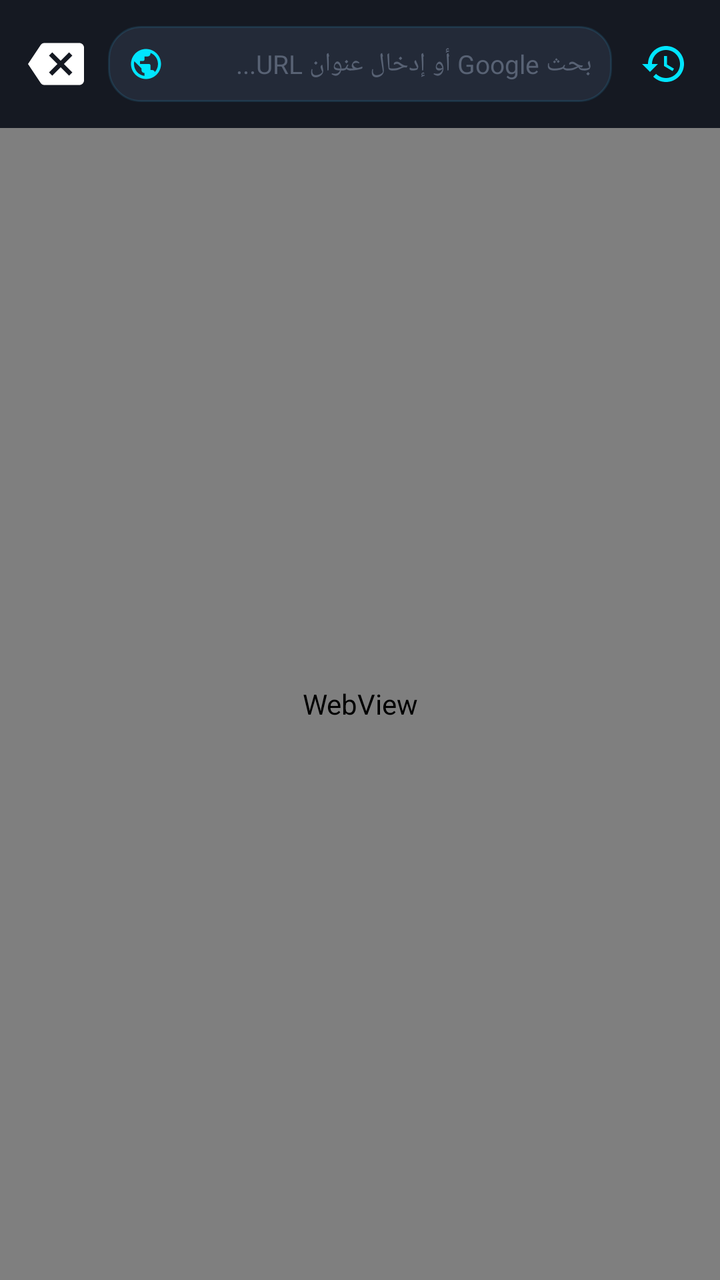
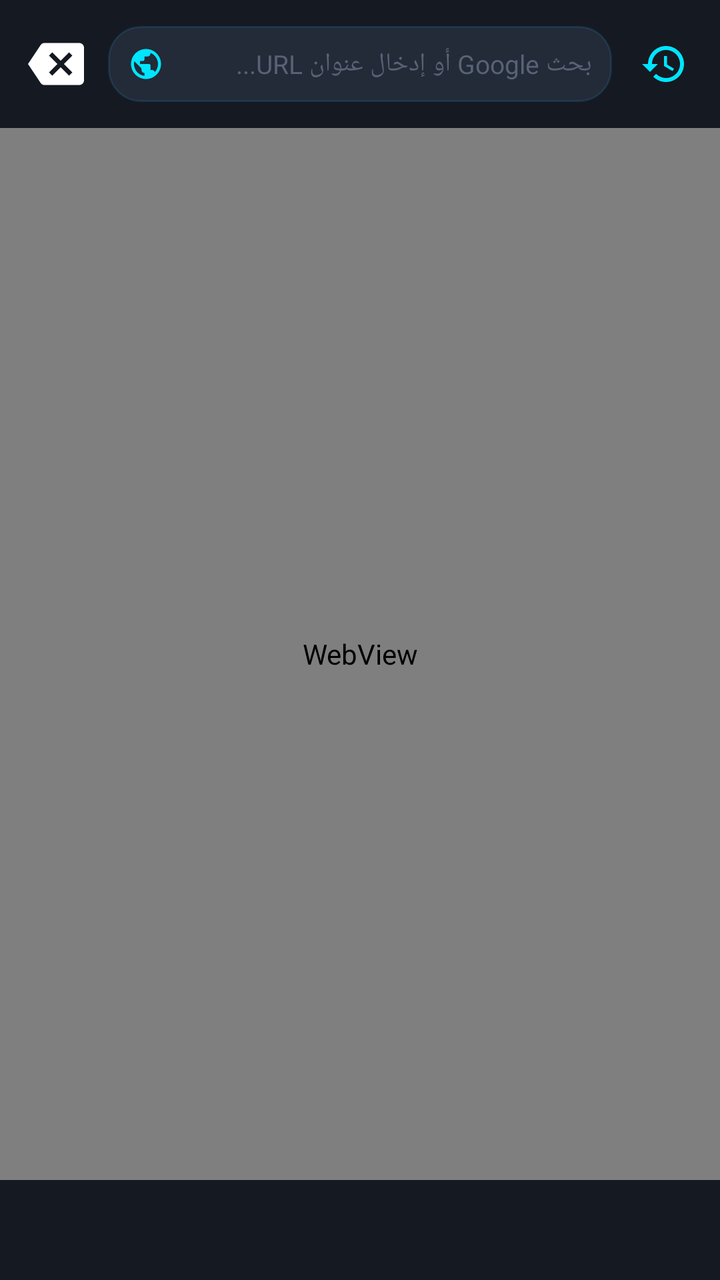

Compare the two renders of this Android layout. The source of the first and the diff that turns it into the second are given below.
<!-- AndroidManifest.xml: application theme Theme.SecretCamera -->
<!-- res/layout/activity_secret_browser.xml -->
<?xml version="1.0" encoding="utf-8"?>
<LinearLayout xmlns:android="http://schemas.android.com/apk/res/android"
    xmlns:app="http://schemas.android.com/apk/res-auto"
    xmlns:tools="http://schemas.android.com/tools"
    android:layout_width="match_parent"
    android:layout_height="match_parent"
    android:background="@color/vault_bg_dark"
    android:orientation="vertical">

    
    <LinearLayout
        android:layout_width="match_parent"
        android:layout_height="?attr/actionBarSize"
        android:background="@color/vault_surface_dark"
        android:gravity="center_vertical"
        android:orientation="horizontal"
        android:paddingHorizontal="8dp">

        <ImageButton
            android:id="@+id/btnBrowserClose"
            android:layout_width="40dp"
            android:layout_height="40dp"
            android:background="?attr/selectableItemBackgroundBorderless"
            android:contentDescription="Close"
            android:src="@drawable/ic_backspace"
            app:tint="@color/text_primary" />

        <LinearLayout
            android:layout_width="0dp"
            android:layout_height="38dp"
            android:layout_marginHorizontal="6dp"
            android:layout_weight="1"
            android:background="@drawable/bg_card_vault"
            android:gravity="center_vertical"
            android:orientation="horizontal"
            android:paddingHorizontal="10dp">

            <ImageView
                android:layout_width="18dp"
                android:layout_height="18dp"
                android:src="@drawable/ic_globe"
                app:tint="@color/vault_accent_cyan" />

            <EditText
                android:id="@+id/etBrowserUrl"
                android:layout_width="match_parent"
                android:layout_height="match_parent"
                android:layout_marginStart="8dp"
                android:background="@null"
                android:hint="بحث Google أو إدخال عنوان URL..."
                android:imeOptions="actionGo"
                android:inputType="textUri"
                android:maxLines="1"
                android:textColor="@color/text_primary"
                android:textColorHint="@color/text_disabled"
                android:textSize="13sp" />
        </LinearLayout>

        <ImageButton
            android:id="@+id/btnBrowserRefresh"
            android:layout_width="40dp"
            android:layout_height="40dp"
            android:background="?attr/selectableItemBackgroundBorderless"
            android:contentDescription="Refresh"
            android:src="@drawable/ic_restore"
            app:tint="@color/vault_accent_cyan" />

    </LinearLayout>

    
    <ProgressBar
        android:id="@+id/browserProgressBar"
        style="?android:attr/progressBarStyleHorizontal"
        android:layout_width="match_parent"
        android:layout_height="3dp"
        android:max="100"
        android:progressTint="@color/vault_accent_cyan"
        android:visibility="gone" />

    
    <WebView
        android:id="@+id/secretWebView"
        android:layout_width="match_parent"
        android:layout_height="match_parent" />

</LinearLayout>
<!-- resources referenced by this layout -->
<resources>
  <color name="text_disabled">#586274</color>
  <color name="text_primary">#FFFFFF</color>
  <color name="vault_accent_cyan">#00E5FF</color>
  <color name="vault_bg_dark">#0B0E14</color>
  <color name="vault_surface_dark">#151922</color>
  <!-- drawable bg_card_vault (drawable) -->
  <?xml version="1.0" encoding="utf-8"?>
  <shape xmlns:android="http://schemas.android.com/apk/res/android"
      android:shape="rectangle">
      <corners android:radius="16dp" />
      <solid android:color="@color/vault_card" />
      <stroke
          android:width="1dp"
          android:color="#2238BDF8" />
  </shape>
  <!-- drawable ic_backspace (drawable) -->
  <vector xmlns:android="http://schemas.android.com/apk/res/android"
      android:width="28dp"
      android:height="28dp"
      android:viewportWidth="24"
      android:viewportHeight="24">
      <path
          android:fillColor="#9DA8B6"
          android:pathData="M22,3H7c-0.69,0 -1.23,0.35 -1.59,0.88L0,12l5.41,8.11c0.36,0.53 0.9,0.89 1.59,0.89h15c1.1,0 2,-0.9 2,-2V5c0,-1.1 -0.9,-2 -2,-2zm-3,12.59L17.59,17 14,13.41 10.41,17 9,15.59 12.59,12 9,8.41 10.41,7 14,10.59 17.59,7 19,8.41 15.41,12 19,15.59z" />
  </vector>
  <!-- drawable ic_globe (drawable) -->
  <vector xmlns:android="http://schemas.android.com/apk/res/android"
      android:width="24dp"
      android:height="24dp"
      android:viewportWidth="24"
      android:viewportHeight="24">
      <path
          android:fillColor="#FFFFFFFF"
          android:pathData="M12,2C6.48,2 2,6.48 2,12s4.48,10 10,10 10,-4.48 10,-10S17.52,2 12,2zM11,19.93c-3.95,-0.49 -7,-3.85 -7,-7.93 0,-0.62 0.08,-1.21 0.21,-1.79L9,15v1c0,1.1 0.9,2 2,2v1.93zm6.9,-2.54c-0.26,-0.81 -1,-1.39 -1.9,-1.39h-1v-3c0,-0.55 -0.45,-1 -1,-1H8v-2h2c0.55,0 1,-0.45 1,-1V7h2c1.1,0 2,-0.9 2,-2v-0.41c2.93,1.19 5,4.06 5,7.41 0,2.08 -0.8,3.97 -2.1,5.39z"/>
  </vector>
  <!-- drawable ic_restore (drawable) -->
  <vector xmlns:android="http://schemas.android.com/apk/res/android"
      android:width="24dp"
      android:height="24dp"
      android:viewportWidth="24"
      android:viewportHeight="24">
      <path
          android:fillColor="#00E676"
          android:pathData="M13,3c-4.97,0 -9,4.03 -9,9H1l3.89,3.89 0.07,0.14L9,12H6c0,-3.87 3.13,-7 7,-7s7,3.13 7,7 -3.13,7 -7,7c-1.93,0 -3.68,-0.79 -4.94,-2.06l-1.42,1.42C8.27,19.99 10.51,21 13,21c4.97,0 9,-4.03 9,-9s-4.03,-9 -9,-9zm-1,5v5l4.28,2.54 0.72,-1.21 -3.5,-2.08V8H12z" />
  </vector>
  <style name="Theme.SecretCamera" parent="Theme.Material3.Dark.NoActionBar">
          <item name="android:statusBarColor">@color/vault_bg_dark</item>
          <item name="android:navigationBarColor">@color/vault_bg_dark</item>
          <item name="android:windowBackground">@color/vault_bg_dark</item>
          <item name="colorPrimary">@color/vault_accent_cyan</item>
          <item name="colorSecondary">@color/vault_accent_purple</item>
          <item name="colorSurface">@color/vault_surface_dark</item>
      </style>
  <color name="vault_card">#232A38</color>
  <color name="vault_accent_purple">#7C4DFF</color>
</resources>

<!-- the commit's change to res/layout/activity_secret_browser.xml (unified diff, before → after) -->
@@ -81,6 +81,15 @@
     <WebView
         android:id="@+id/secretWebView"
         android:layout_width="match_parent"
-        android:layout_height="match_parent" />
+        android:layout_height="0dp"
+        android:layout_weight="1" />
+
+    
+    <FrameLayout
+        android:id="@+id/adBannerBrowserContainer"
+        android:layout_width="match_parent"
+        android:layout_height="wrap_content"
+        android:minHeight="50dp"
+        android:background="@color/vault_surface_dark" />
 
 </LinearLayout>
